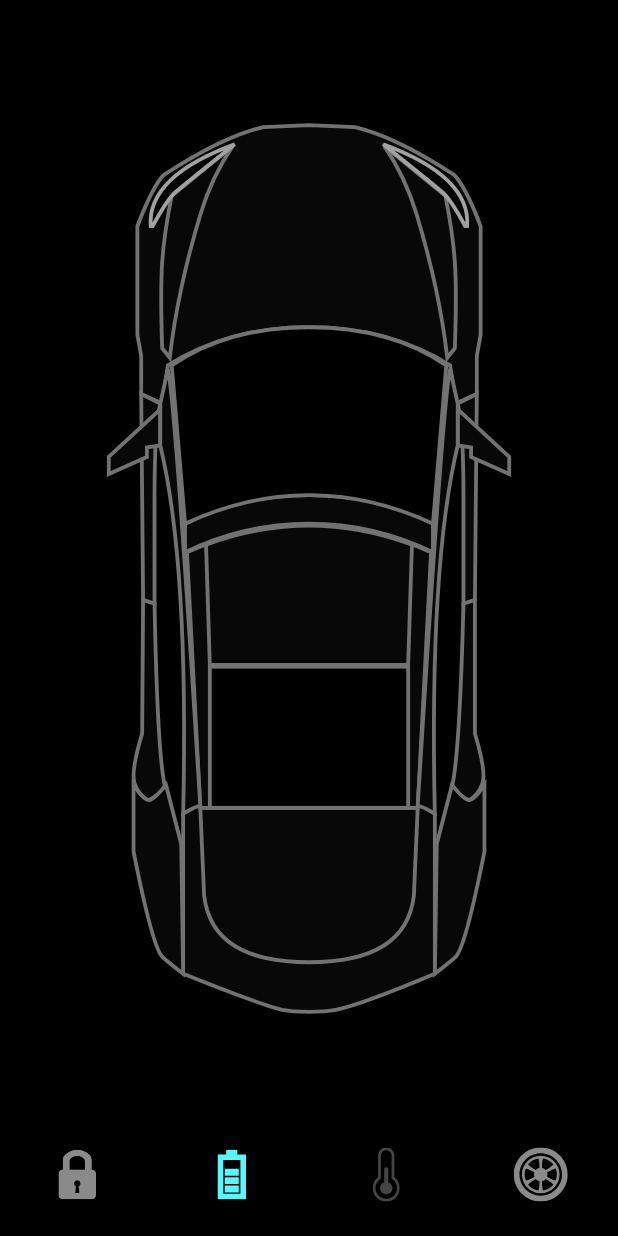
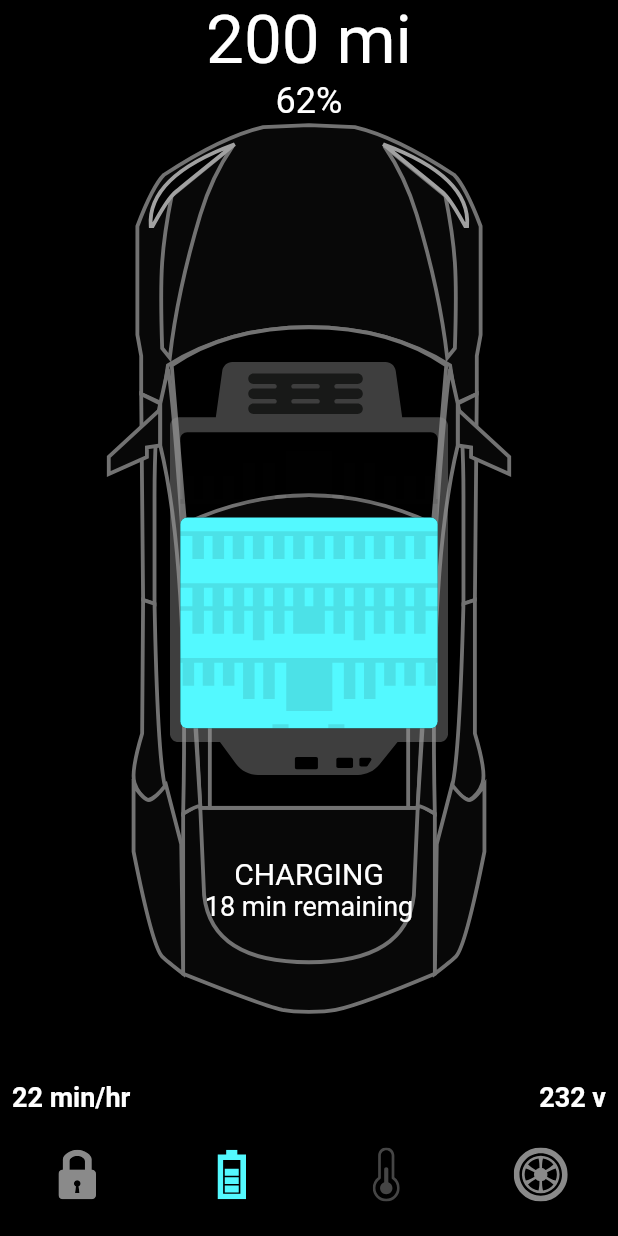
Before and after one commit to rashidmrck/tesla_car_app, a Flutter app: the screen it shows after launch, item 2 of the bottom bar chosen, on a phone screen of 412 x 824 dp. Run offline on Flutter 3.47's test engine with Material 2 defaults, Android fonts, the phone set to English and light mode, and no system bars; our stand-ins replace flutter_svg.

Commit message:
added batter status

```diff
--- /dev/null
+++ b/lib/components/battery_status.dart
@@ -0,0 +1,58 @@
+import 'package:flutter/material.dart';
+
+import '../constanins.dart';
+
+class BatteryStatus extends StatelessWidget {
+  const BatteryStatus({
+    Key? key,
+    required this.constraints,
+  }) : super(key: key);
+
+  final BoxConstraints constraints;
+
+  @override
+  Widget build(BuildContext context) {
+    return Column(
+      children: [
+        Text(
+          '200 mi',
+          style: Theme.of(context).textTheme.headline3!.copyWith(
+                color: Colors.white,
+              ),
+        ),
+        const Text('62%', style: TextStyle(fontSize: 24)),
+        const Spacer(),
+        Text(
+          'Charging'.toUpperCase(),
+          style: const TextStyle(fontSize: 20),
+        ),
+        const Text(
+          '18 min remaining',
+          style: TextStyle(fontSize: 18),
+        ),
+        SizedBox(
+          height: constraints.maxHeight * 0.14,
+        ),
+        DefaultTextStyle(
+          style: const TextStyle(
+            fontSize: 18,
+            fontWeight: FontWeight.bold,
+          ),
+          child: Padding(
+            padding: const EdgeInsets.symmetric(horizontal: 8.0),
+            child: Row(
+              mainAxisAlignment: MainAxisAlignment.spaceBetween,
+              children: const [
+                Text('22 min/hr'),
+                Text('232 v'),
+              ],
+            ),
+          ),
+        ),
+        const SizedBox(
+          height: defaultPadding,
+        ),
+      ],
+    );
+  }
+}
--- a/lib/screens/home_screen.dart
+++ b/lib/screens/home_screen.dart
@@ -1,5 +1,6 @@
 import 'package:flutter/material.dart';
 import 'package:flutter_svg/svg.dart';
+import 'package:tesla_animated_app/components/battery_status.dart';
 import 'package:tesla_animated_app/components/door_lock.dart';
 import 'package:tesla_animated_app/components/tesla_bottom_nav_bar.dart';
 import 'package:tesla_animated_app/constanins.dart';
@@ -92,6 +93,31 @@ class HomeScreen extends StatelessWidget {
                         ),
                       ),
                     ),
+                    AnimatedOpacity(
+                      duration: const Duration(milliseconds: 600),
+                      opacity: _homeController.selectedTab == 1 ? 1 : 0,
+                      child: SvgPicture.asset(
+                        'assets/icons/Battery.svg',
+                        width: constraints.maxWidth * 0.45,
+                      ),
+                    ),
+                    AnimatedPositioned(
+                      duration: const Duration(milliseconds: 600),
+                      top: _homeController.selectedTab == 1 ? 0 : 75,
+                      curve: const Interval(0.6, 1),
+                      height: constraints.maxHeight,
+                      width: constraints.maxWidth,
+                      child: AnimatedOpacity(
+                        duration: const Duration(milliseconds: 600),
+                        curve: _homeController.selectedTab == 1
+                            ? const Interval(0.6, 1)
+                            : const Interval(0, 0),
+                        opacity: _homeController.selectedTab == 1 ? 1 : 0,
+                        child: BatteryStatus(
+                          constraints: constraints,
+                        ),
+                      ),
+                    ),
                   ],
                 );
               },
```
